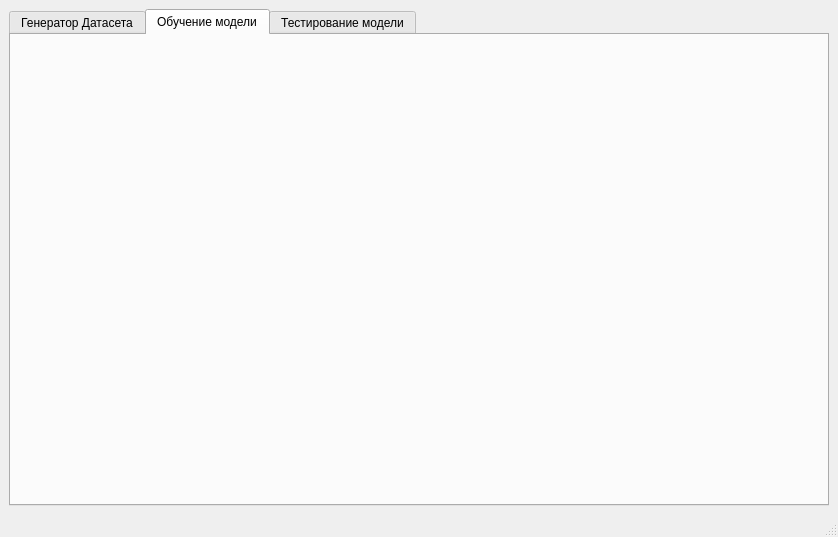
DazTezzer/DatasetGenerator, file ui/UI_MainWindow.ui: the form before one commit.
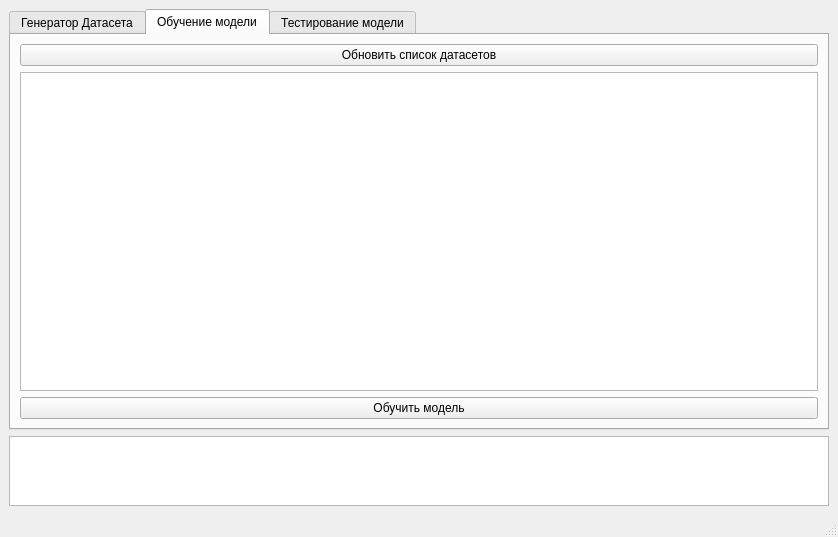
The form after the commit. The open tabs and pages were chosen to show the change.

Commit message: DataGenerateTab fixed + Package structure added + ModelTrainingTab added

Diff of the .ui file:
```diff
--- a/ui/UI_MainWindow.ui
+++ b/ui/UI_MainWindow.ui
@@ -27,7 +27,17 @@
   </property>
   <widget class="QWidget" name="centralwidget">
    <layout class="QGridLayout" name="gridLayout">
-    <item row="0" column="0">
+    <item row="2" column="0">
+     <widget class="QPlainTextEdit" name="globalExceptionHandlerPlainTextEdit">
+      <property name="sizePolicy">
+       <sizepolicy hsizetype="Preferred" vsizetype="Maximum">
+        <horstretch>0</horstretch>
+        <verstretch>10</verstretch>
+       </sizepolicy>
+      </property>
+     </widget>
+    </item>
+    <item row="1" column="0">
      <widget class="QTabWidget" name="tabWidget">
       <property name="minimumSize">
        <size>
@@ -153,6 +163,29 @@
        <attribute name="title">
         <string>Обучение модели</string>
        </attribute>
+       <layout class="QGridLayout" name="gridLayout_3">
+        <item row="0" column="0">
+         <layout class="QVBoxLayout" name="verticalLayout_2">
+          <item>
+           <widget class="QPushButton" name="datasetListUpdateButton">
+            <property name="text">
+             <string>Обновить список датасетов</string>
+            </property>
+           </widget>
+          </item>
+          <item>
+           <widget class="QListView" name="datasetListView"/>
+          </item>
+         </layout>
+        </item>
+        <item row="1" column="0">
+         <widget class="QPushButton" name="modelStartTrainingButton">
+          <property name="text">
+           <string>Обучить модель</string>
+          </property>
+         </widget>
+        </item>
+       </layout>
       </widget>
       <widget class="QWidget" name="tab_3">
        <attribute name="title">
```
Left out of the diff: 4 changed lines with no effect on the pictures. The commit also changes 7 other files.
